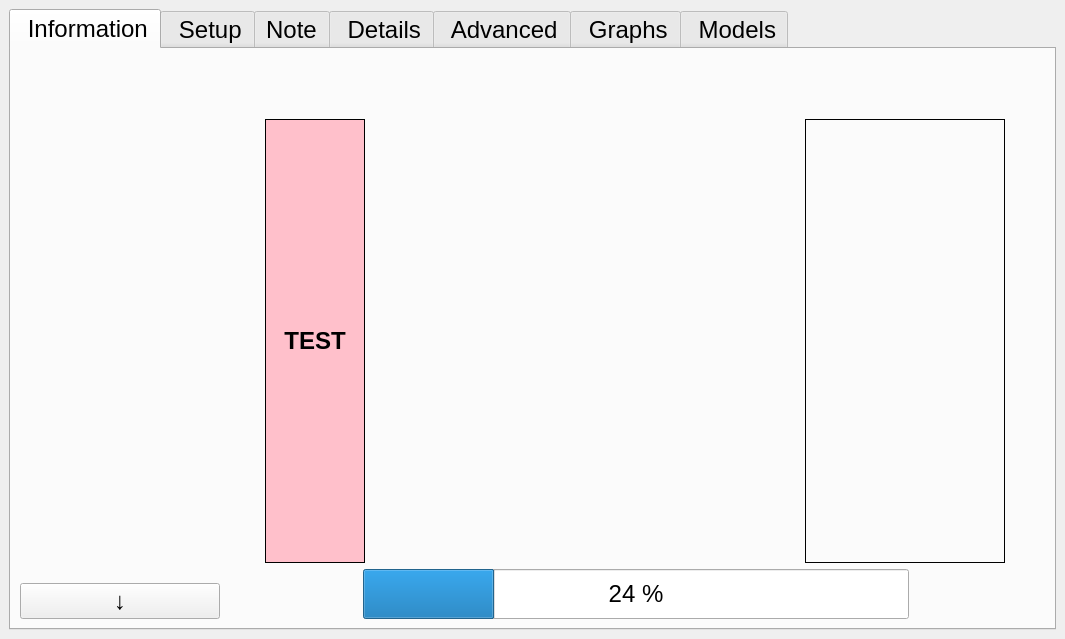
Old version of the form ddh/gui/gui.ui in the repository LowellInstruments/ddh5.
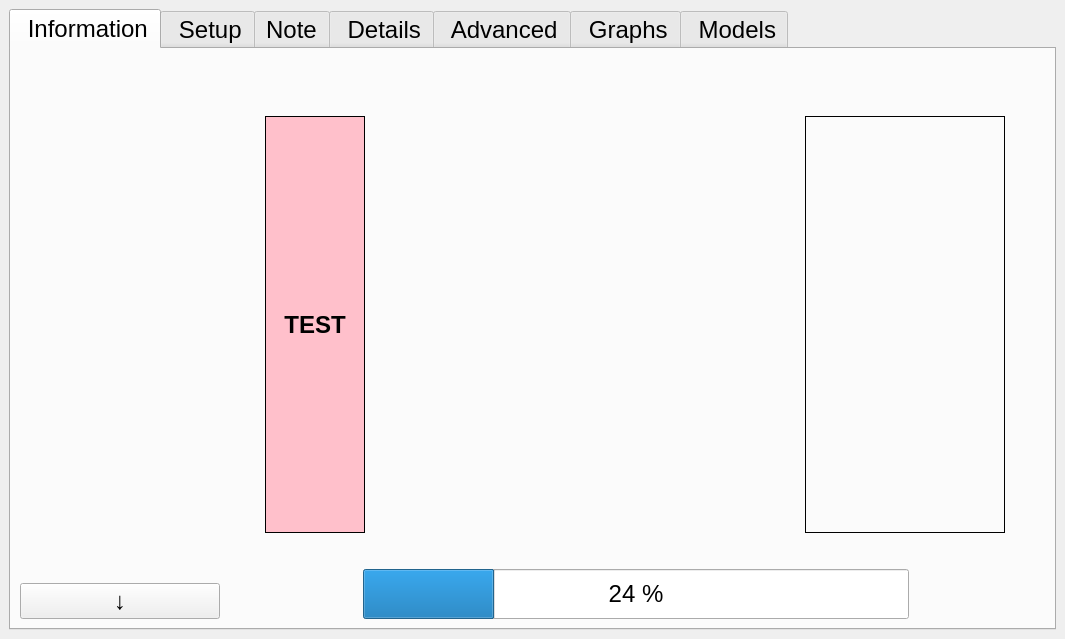
New version of the form. Icons and pictures are not drawn.

The edit to the form file:
```diff
--- a/ddh/gui/gui.ui
+++ b/ddh/gui/gui.ui
@@ -535,7 +535,7 @@
          </widget>
         </item>
         <item>
-         <layout class="QVBoxLayout" name="verticalLayout_11" stretch="1,8,1">
+         <layout class="QVBoxLayout" name="verticalLayout_11" stretch="1,8,0,1">
           <item>
            <layout class="QHBoxLayout" name="horizontalLayout_4" stretch="15">
             <item>
@@ -677,6 +677,19 @@
             </item>
            </layout>
           </item>
+          <item>
+           <spacer name="verticalSpacer">
+            <property name="orientation">
+             <enum>Qt::Vertical</enum>
+            </property>
+            <property name="sizeHint" stdset="0">
+             <size>
+              <width>20</width>
+              <height>30</height>
+             </size>
+            </property>
+           </spacer>
+          </item>
           <item>
            <layout class="QHBoxLayout" name="horizontalLayout_9" stretch="1,4,1">
             <property name="spacing">
```
